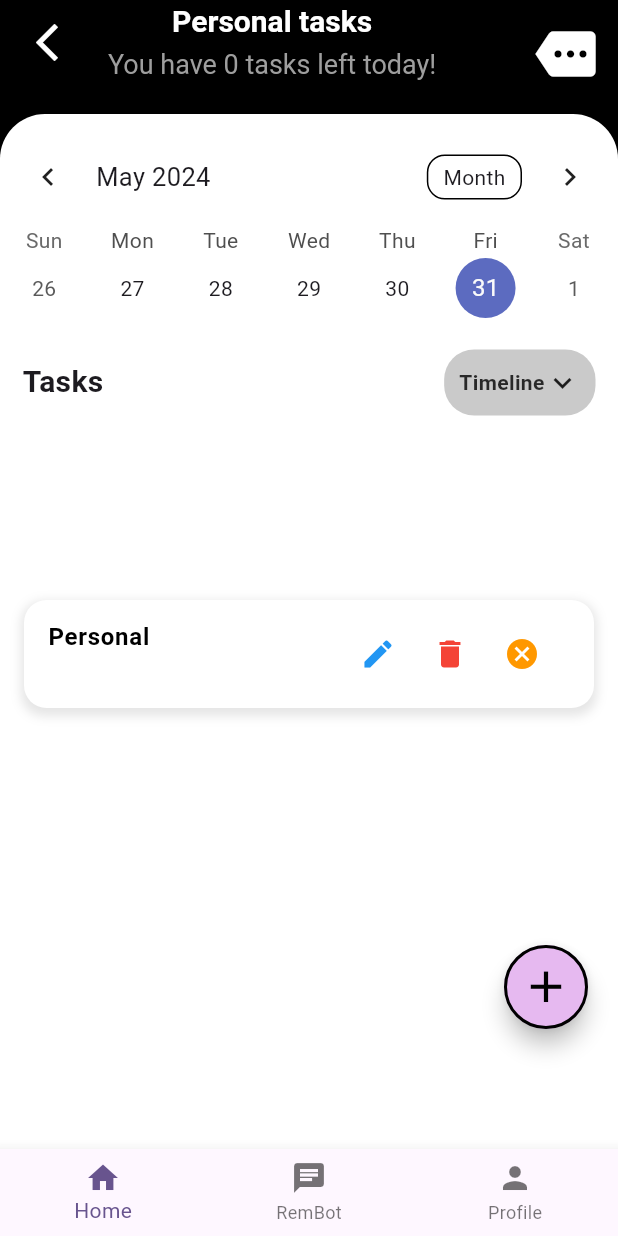
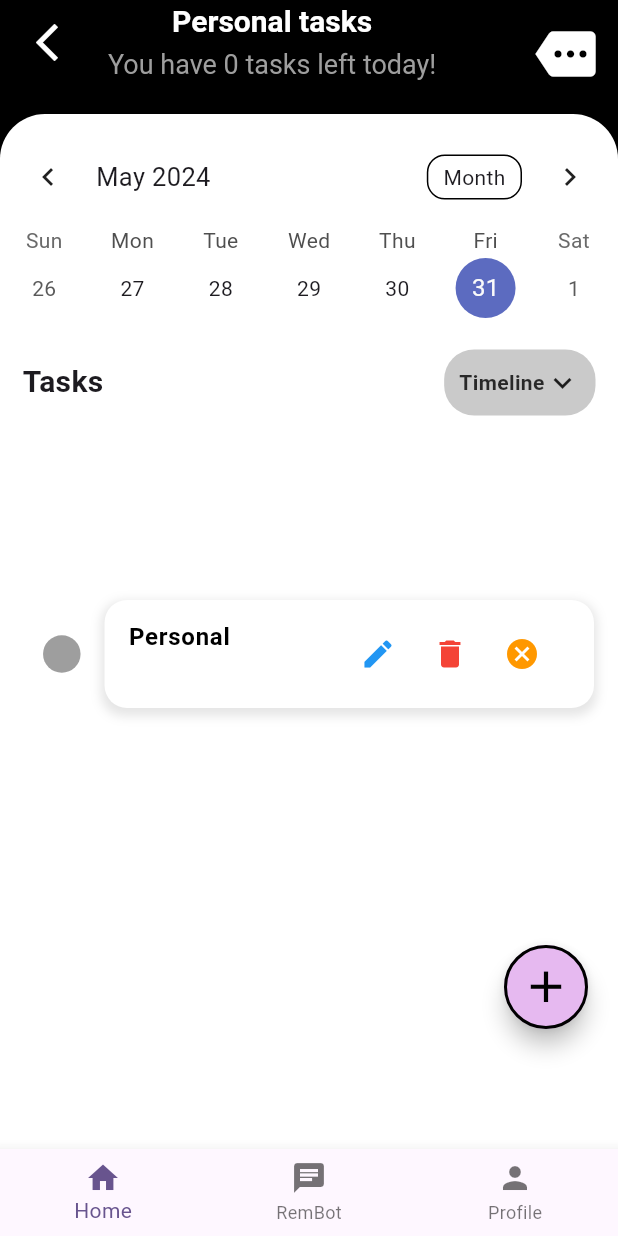
Before and after one commit to thealiceiris/remembrall, a Flutter app: the DetailPage screen opened directly with sample values from the repository, on a phone screen of 412 x 824 dp. Run offline on Flutter 3.47's test engine with Material 3 defaults, Android fonts, the phone set to English and light mode, and no system bars; drawn by our look-alikes of table_calendar; our stand-ins replace awesome_notifications, dotted_border, firebase_auth, firebase_core, flutter_local_notifications, shared_preferences and 1 more; accounts and stored records are empty.

Commit message:
newer updates

```diff
--- a/lib/models/task.dart
+++ b/lib/models/task.dart
@@ -11,6 +11,7 @@ class Task {
       textColor,
       btntxtColor; // Added textColor property
   bool isLast;
+  bool isCompleted;
   bool reminder;
   num? progress, left, done;
   List<Map<String, dynamic>>? desc;
@@ -25,9 +26,10 @@ class Task {
       this.btntxtColor,
       this.textColor, // Added textColor parameter
       this.isLast = false,
-      this.reminder=false,
+      this.reminder = false,
       this.progress,
       this.left,
+      this.isCompleted = false,
       this.done,
       this.desc});
 
--- /dev/null
+++ b/lib/models/timeline_tile.dart
@@ -0,0 +1,18 @@
+import 'package:timeline_tile/timeline_tile.dart';
+import 'package:flutter/material.dart';
+
+class TimelineTile extends StatelessWidget {
+   TimelineTile({super.key, this.isFirst = false, this.isLast = false, this.isPast = false});
+  final bool isFirst;
+  final bool isLast;
+  final bool isPast;
+
+  @override
+  Widget build(BuildContext context) {
+  return TimelineTile(
+    isFirst: isFirst,
+    isLast: isLast,
+    isPast: isPast,
+  );
+  }
+}
--- a/lib/screens/detail/detail.dart
+++ b/lib/screens/detail/detail.dart
@@ -4,6 +4,7 @@ import 'package:remembrall/screens/task_page.dart';
 import 'package:remembrall/screens/detail/widgets/tasktitle.dart';
 import 'package:remembrall/screens/rembot_screen.dart';
 import 'package:table_calendar/table_calendar.dart';
+import 'package:timeline_tile/timeline_tile.dart';
 
 class DetailPage extends StatefulWidget {
   final Task task;
@@ -119,11 +120,18 @@ class _DetailPageState extends State<DetailPage> {
           )
         else
           Expanded(
-            child: ListView.builder(
+            child: ListView.separated(
               itemCount: tasks.length,
+              separatorBuilder: (context, index) => const SizedBox(height: 10),
               itemBuilder: (context, index) {
                 final task = tasks[index];
-                return Padding(
+                return TimelineTile(
+                  isFirst: index == 0,
+                  isLast: index == tasks.length - 1,
+                  alignment: TimelineAlign.manual,
+                  lineXY:
+                      0.1, // Adjust this value to control the horizontal position of the line
+                  endChild: Padding(
                     padding: const EdgeInsets.symmetric(
                         horizontal: 16.0, vertical: 8.0),
                     child: Container(
@@ -140,12 +148,17 @@ class _DetailPageState extends State<DetailPage> {
                         ],
                       ),
                       child: ListTile(
-                      title: Text(task.title ?? '',
+                        title: Text(
+                          task.title ?? '',
                           style: const TextStyle(
                             color: Colors.black,
-                              fontWeight: FontWeight.bold)),
-                      subtitle: Text(task.dateTime?.toString() ?? '',
-                          style: const TextStyle(color: Colors.grey)),
+                            fontWeight: FontWeight.bold,
+                          ),
+                        ),
+                        subtitle: Text(
+                          task.dateTime?.toString() ?? '',
+                          style: const TextStyle(color: Colors.grey),
+                        ),
                         trailing: Row(
                           mainAxisSize: MainAxisSize.min,
                           children: [
@@ -160,11 +173,12 @@ class _DetailPageState extends State<DetailPage> {
                               onPressed: () => _deleteTask(index),
                             ),
                             IconButton(
-                            icon:
-                                const Icon(Icons.cancel, color: Colors.orange),
+                              icon: const Icon(Icons.cancel,
+                                  color: Colors.orange),
                               onPressed: () => _cancelTask(index),
                             ),
                           ],
+                        ),
                       ),
                     ),
                   ),
```
Also changed, not shown: lib/screens/rembot_screen.dart (+23 -0 lines), lib/screens/task_page.dart (line endings or trailing spaces). Lines whose indentation alone changed are shown as unchanged.
